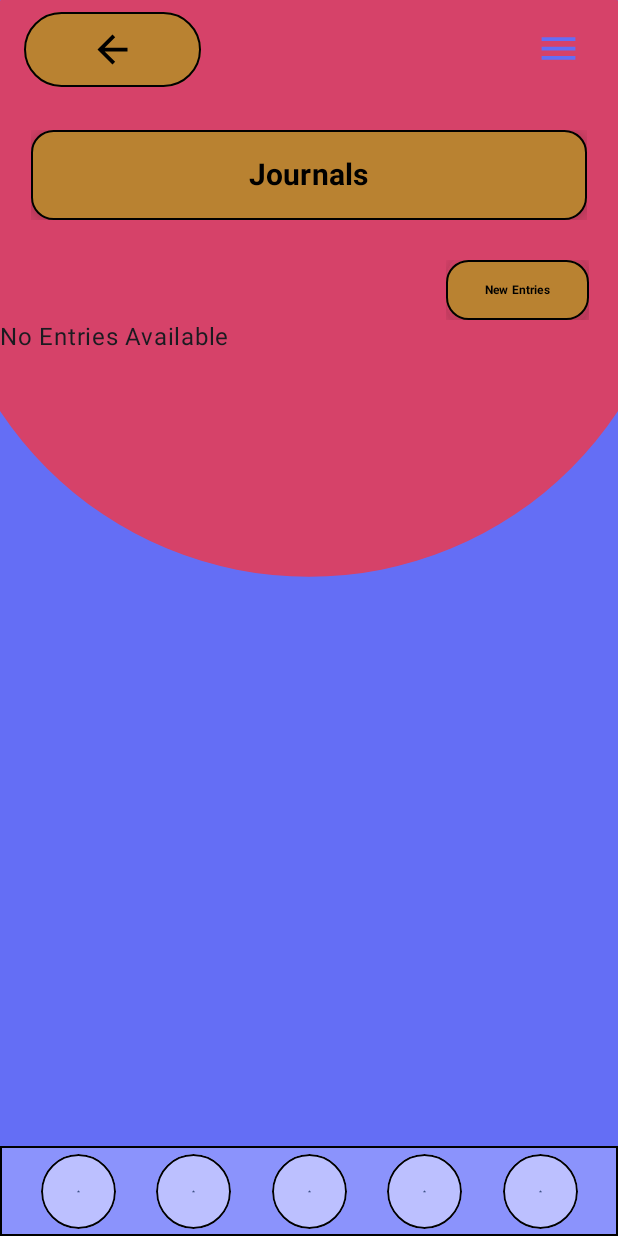
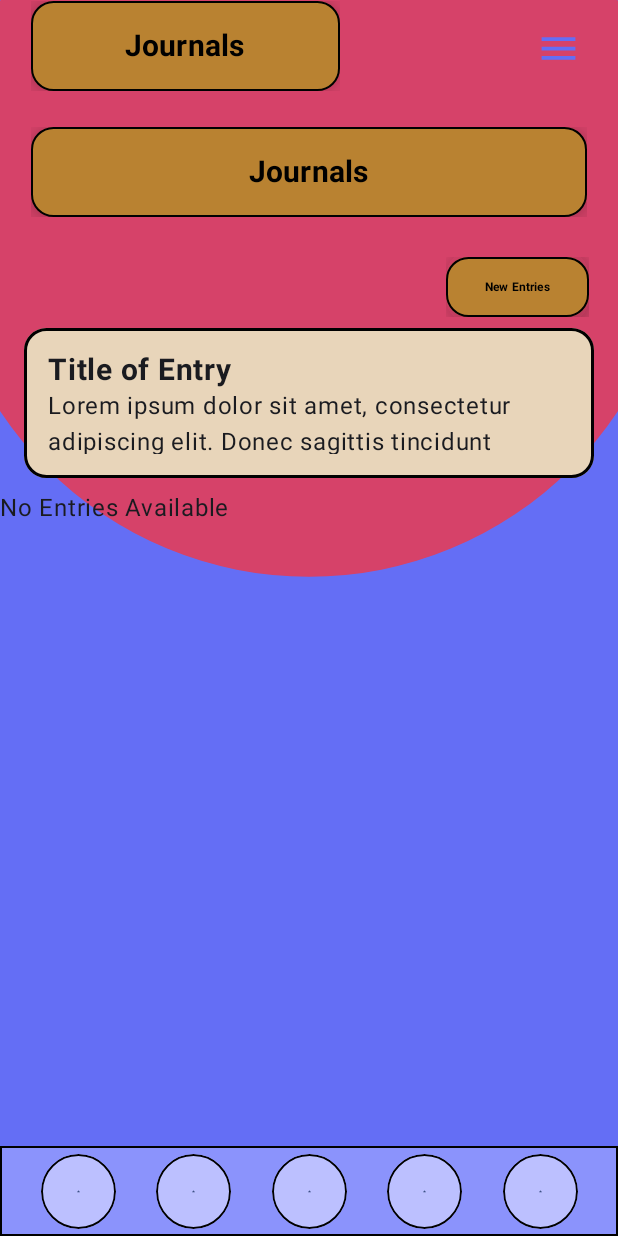
Before and after one commit to JennaRV/BulletJournal, an Android app built with Jetpack Compose: the composable JournalMainDash shown on its own in the app's theme, on a phone screen of 412 x 824 dp. Run offline under Robolectric (Android 15) with nearby library versions, the phone set to English and light mode, and no system bars; our stand-ins replace Dagger/Hilt's generated code; 3 statements that could not run were skipped.

Commit message:
Modified Journal Creation Screen

```diff
--- a/app/src/main/java/com/example/rocketjournal/view/JournalMainDash.kt
+++ b/app/src/main/java/com/example/rocketjournal/view/JournalMainDash.kt
@@ -81,7 +81,8 @@ fun JournalMainDash(navController: NavController, viewModel: JournalViewModel =
             Row {
 
                 //Top Navigation Row
-                BackButton(navController = navController)  //Add navController = navController Later
+                //BackButton(navController = navController)  //Add navController = navController Later
+                journalHeader()
                 Spacer(modifier = Modifier.weight(1f))
                 SettingsButton(onClick = { /* Handle settings button click */ })
 
@@ -143,7 +144,7 @@ fun JournalMainDash(navController: NavController, viewModel: JournalViewModel =
             // NEW ENTRIES WILL GO HERE
             //JournalEntriesList()
 
-            //PlaceholderEntry()
+            PlaceholderEntry()
 
             Column {
                 if (isLoading) {
@@ -261,3 +262,39 @@ fun BackButton2() {
         )
     }
 }
+
+@Composable
+fun journalHeader(){
+    //A header that looks like a button that says Journals
+
+    val screenWidth = LocalConfiguration.current.screenWidthDp.dp
+    val screenHeight = LocalConfiguration.current.screenHeightDp.dp
+
+    val boxWidth = screenWidth * 0.5f
+    val offsetX = screenWidth * 0.05f
+
+
+    Button(
+        onClick = { /* Handle button click */ },
+        modifier = Modifier
+            .offset(offsetX, screenHeight * 0.0012f)
+            .size(boxWidth, 60.dp)
+            .clipToBounds()
+            .border(1.dp, Color.Black, shape = RoundedCornerShape(15.dp))
+            .shadow(10.dp, RoundedCornerShape(15.dp)),
+        shape = RoundedCornerShape(15.dp),
+        colors = ButtonDefaults.buttonColors(
+            containerColor = Color(0xFFB98231)
+        )
+
+    ) {
+        Text(
+            text = "Journals",
+            fontSize = 20.sp,
+            fontWeight = FontWeight.Bold,
+            color = Color.Black
+        )
+    }
+
+
+}
```
Also changed, not shown: app/src/main/java/com/example/rocketjournal/view/NewJournalScreen.kt (+16 -9 lines).
